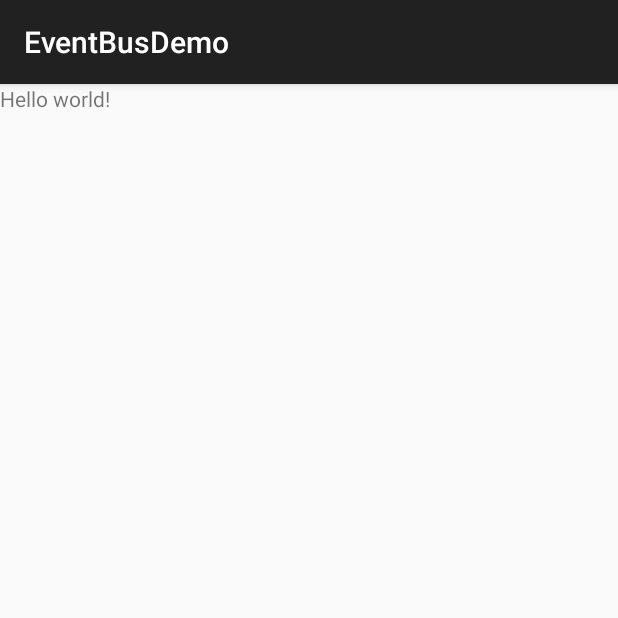
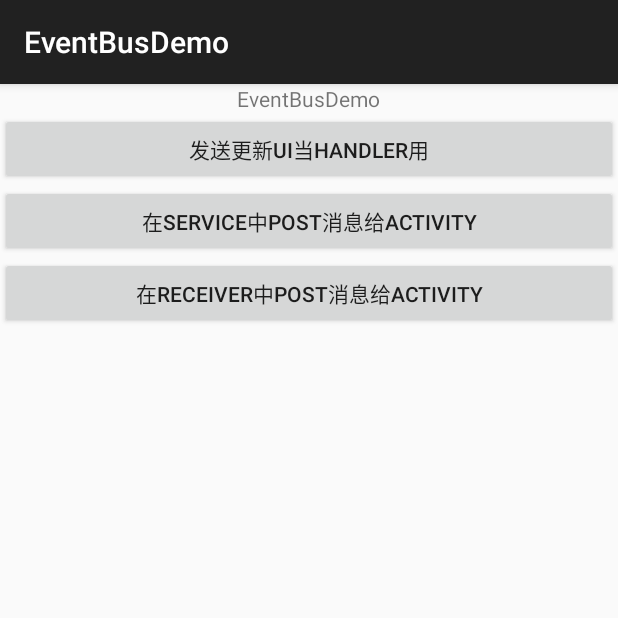
Before and after one commit to BytesZero/EventBusDemo, an Android app: the screen it shows after launch (MainActivity), on a phone screen of 412 x 824 dp, the top half of it. Run offline under Robolectric (Android 15) with nearby library versions, the phone set to English and light mode, and no system bars; libraries missing offline, so code that uses them is left out: com.orhanobut.logger; 1 statement that could not run was skipped.

Commit message:
demo finish
添加了Activity中的子线程更新UI：
Service中通知Activity更新UI：
Receiver中通知Activity更新UI；

```diff
--- a/app/build.gradle
+++ b/app/build.gradle
@@ -22,4 +22,5 @@ android {
 dependencies {
     compile fileTree(dir: 'libs', include: ['*.jar'])
     compile 'com.android.support:appcompat-v7:22.1.1'
+    compile 'com.orhanobut:logger:1.8'
 }
--- a/app/src/main/java/com/zsl/eventbusdemo/MainActivity.java
+++ b/app/src/main/java/com/zsl/eventbusdemo/MainActivity.java
@@ -1,17 +1,111 @@
 package com.zsl.eventbusdemo;
 
-import android.support.v7.app.ActionBarActivity;
+import android.content.Intent;
+import android.content.IntentFilter;
 import android.os.Bundle;
-import android.view.Menu;
-import android.view.MenuItem;
+import android.support.v7.app.AppCompatActivity;
+import android.view.View;
+import android.widget.Button;
+import android.widget.TextView;
+import com.orhanobut.logger.Logger;
+import de.greenrobot.event.EventBus;
 
 
-public class MainActivity extends ActionBarActivity {
+public class MainActivity extends AppCompatActivity {
+    Button bt_simple,bt_service,bt_receiver;
+    TextView tv_demo;
+
 
     @Override
     protected void onCreate(Bundle savedInstanceState) {
         super.onCreate(savedInstanceState);
         setContentView(R.layout.activity_main);
+
+        initView();
+        initEvent();
+
     }
 
+    private void initEvent() {
+        bt_simple.setOnClickListener(new View.OnClickListener() {
+            @Override
+            public void onClick(View v) {
+                new MyThread().start();
+            }
+        });
+
+        bt_service.setOnClickListener(new View.OnClickListener() {
+            @Override
+            public void onClick(View v) {
+                Intent intent=new Intent(MainActivity.this,MyService.class);
+                intent.setAction(MyService.ACTION_START);
+                startService(intent);
+            }
+        });
+
+        bt_receiver.setOnClickListener(new View.OnClickListener() {
+            @Override
+            public void onClick(View v) {
+                Intent intent=new Intent(MainActivity.this,MyBroadcastReceiver.class);
+                intent.setAction(MyBroadcastReceiver.ACTION_SEND);
+                sendBroadcast(intent);
+            }
+        });
+    }
+
+    private void initView() {
+        bt_simple = (Button) findViewById(R.id.main_bt_simple);
+        tv_demo = (TextView) findViewById(R.id.main_tv_demo);
+        bt_service= (Button) findViewById(R.id.main_bt_service);
+        bt_receiver= (Button) findViewById(R.id.main_bt_receiver);
+    }
+
+    @Override
+    protected void onStart() {
+        super.onStart();
+        //注册EventBus
+        EventBus.getDefault().register(this);
+        Logger.e("EventBus注册");
+    }
+
+    @Override
+    protected void onStop() {
+        super.onStop();
+        //注销EventBus
+        EventBus.getDefault().unregister(this);
+
+        Logger.e("EventBus注销");
+    }
+
+    // 在同一个线程线程中
+    public void onEvent(MessageEvent event) {
+        Logger.e("onEvent"+event.message);
+    }
+
+    //接受消息的地方(在Android的UI线程中)
+    public void onEventMainThread(MessageEvent event) {
+        Logger.e("onEventMainThread"+event.message);
+        tv_demo.setText(event.message);
+    }
+
+    //接受消息的地方(在后台线程中)
+    public void onEventBackgroundThread(MessageEvent event){
+        Logger.e("onEventBackgroundThread"+event.message);
+
+    }
+
+    //在单独的一个线程中
+    public void onEventAsync(MessageEvent event){
+        Logger.e("onEventAsync" + event.message);
+    }
+
+
+    class MyThread extends Thread{
+        @Override
+        public void run() {
+            //发送消息
+            EventBus.getDefault().post(new MessageEvent("这是EventBus发送的消息更新UI"));
+        }
+    };
+
 }
--- a/app/src/main/res/layout/activity_main.xml
+++ b/app/src/main/res/layout/activity_main.xml
@@ -1,10 +1,30 @@
 <LinearLayout xmlns:android="http://schemas.android.com/apk/res/android"
     android:layout_width="match_parent"
-    android:layout_height="match_parent">
+    android:layout_height="match_parent"
+    android:orientation="vertical">
+
 
     <TextView
         android:layout_width="wrap_content"
         android:layout_height="wrap_content"
-        android:text="@string/hello_world" />
+        android:text="EventBusDemo"
+        android:id="@+id/main_tv_demo"
+        android:layout_gravity="center_horizontal" />
 
+    <Button
+        android:layout_width="match_parent"
+        android:layout_height="wrap_content"
+        android:text="发送更新UI当handler用"
+        android:id="@+id/main_bt_simple" />
+
+    <Button
+        android:layout_width="match_parent"
+        android:layout_height="wrap_content"
+        android:text="在Service中Post消息给Activity"
+        android:id="@+id/main_bt_service" />
+    <Button
+        android:layout_width="match_parent"
+        android:layout_height="wrap_content"
+        android:text="在Receiver中Post消息给Activity"
+        android:id="@+id/main_bt_receiver" />
 </LinearLayout>
```
Also changed, not shown: app/src/main/AndroidManifest.xml (+7 -0 lines), app/src/main/java/com/zsl/eventbusdemo/MessageEvent.java (added, +12 -0 lines), app/src/main/java/com/zsl/eventbusdemo/MyBroadcastReceiver.java (added, +22 -0 lines), app/src/main/java/com/zsl/eventbusdemo/MyService.java (added, +40 -0 lines), app/libs/eventbus-2.4.0.jar (added), 1 other file.
